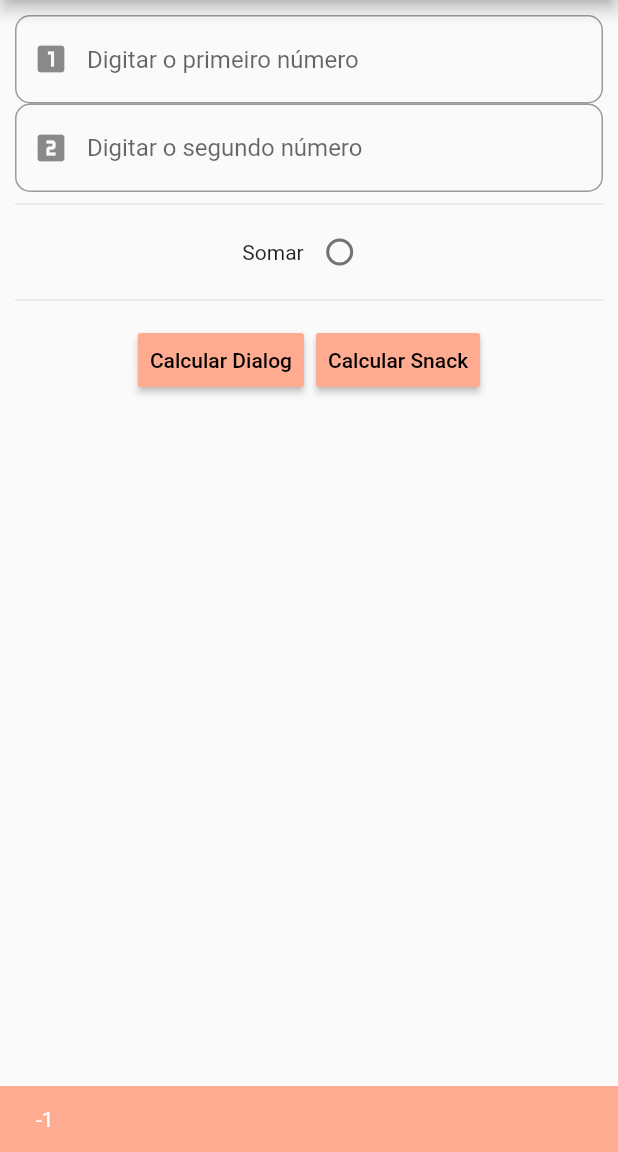
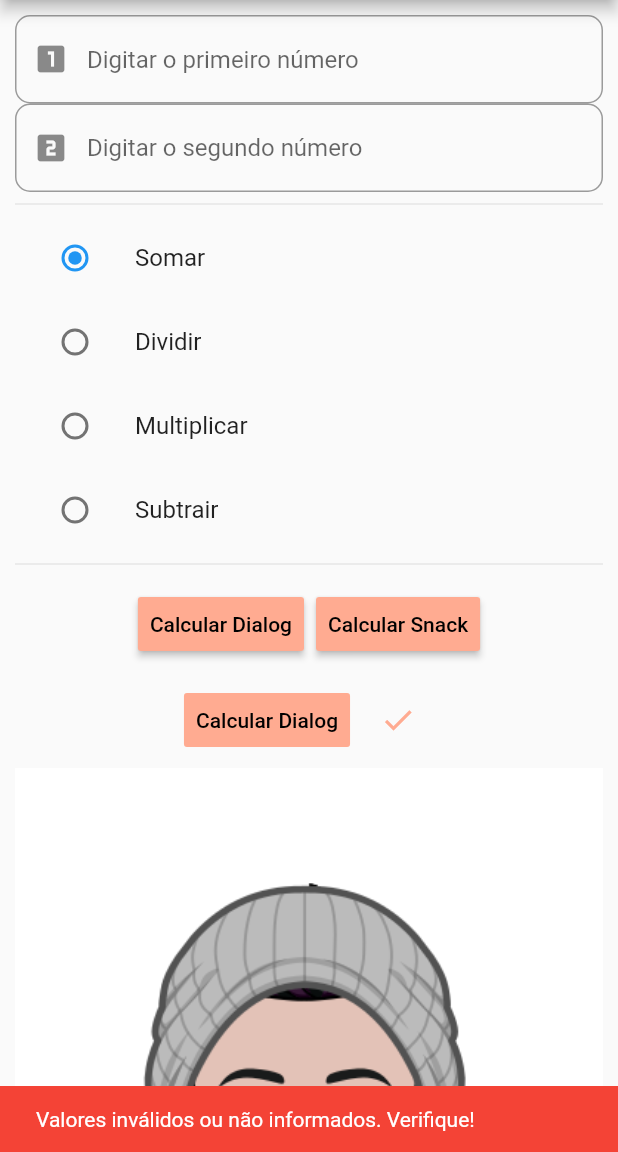
Before and after one commit to Clediano/desenvolvimento_flutter, a Flutter app: the screen it shows after launch, after a tap on "Calcular Snack", on a phone screen of 412 x 824 dp, the part 84-1236 px from its top. Run offline on Flutter 3.47's test engine with Material 2 defaults, Android fonts, the phone set to English and light mode, and no system bars.

```diff
--- a/calculadora/lib/main.dart
+++ b/calculadora/lib/main.dart
@@ -1,5 +1,6 @@
 import 'package:flutter/material.dart';
 import 'package:flutter/services.dart';
+import './operadores.dart';
 
 void main() => runApp(Calculadora());
 
@@ -18,21 +19,51 @@ class HomeCalculadora extends StatefulWidget {
 }
 
 class _HomeCalculadoraState extends State<HomeCalculadora> {
-  int _operacao = -1;
-  int _resultado = -1;
+  Operador _operacao = Operador.SOMAR;
+  double _resultado = -1;
+
+  final _scaffoldKey = GlobalKey<ScaffoldState>();
 
   //controladores dos inputs
   final _numeroControllerUm = TextEditingController();
   final _numeroControllerDois = TextEditingController();
 
-  final _scaffoldKey = GlobalKey<ScaffoldState>();
+  void calcular() {
+    double valueTextFieldUm = double.tryParse(_numeroControllerUm.text);
+    double valueTextFieldDois = double.tryParse(_numeroControllerDois.text);
 
-  void calcularSoma() {
-    int valueTextFieldUm = int.tryParse(_numeroControllerUm.text);
-    int valueTextFieldDois = int.tryParse(_numeroControllerDois.text);
+    validarValores(valueTextFieldUm, valueTextFieldDois);
 
-    if (_operacao == 0) {
-      _resultado = valueTextFieldUm + valueTextFieldDois;
+    double resultadoOperacaoExecutada = 0.0;
+
+    switch (_operacao) {
+      case Operador.SOMAR:
+        resultadoOperacaoExecutada = (valueTextFieldUm + valueTextFieldDois);
+        break;
+      case Operador.MULTIPLICAR:
+        resultadoOperacaoExecutada = (valueTextFieldUm * valueTextFieldDois);
+        break;
+      case Operador.DIVIDIR:
+        resultadoOperacaoExecutada = (valueTextFieldUm / valueTextFieldDois);
+        break;
+      case Operador.SUBTRAIR:
+        resultadoOperacaoExecutada = (valueTextFieldUm - valueTextFieldDois);
+        break;
+      default:
+    }
+    setState(() {
+      _resultado = resultadoOperacaoExecutada;
+    });
+  }
+
+  validarValores(double valorUm, double valorDois) {
+    if (valorUm == null && valorDois == null) {
+      _scaffoldKey.currentState.showSnackBar(
+        SnackBar(
+          content: Text('Valores inválidos ou não informados. Verifique!'),
+          backgroundColor: Colors.red,
+        ),
+      );
     }
   }
 
@@ -45,7 +76,9 @@ class _HomeCalculadoraState extends State<HomeCalculadora> {
           centerTitle: true,
           backgroundColor: Colors.deepOrange,
         ),
-      body: Padding(
+        body: ListView(
+          children: <Widget>[
+            Padding(
               padding: EdgeInsets.all(10),
               child: Column(
                 children: <Widget>[
@@ -58,7 +91,9 @@ class _HomeCalculadoraState extends State<HomeCalculadora> {
                       ),
                     ),
                     keyboardType: TextInputType.number,
-              inputFormatters: [WhitelistingTextInputFormatter.digitsOnly],
+                    inputFormatters: [
+                      WhitelistingTextInputFormatter.digitsOnly
+                    ],
                     controller: _numeroControllerUm,
                   ),
                   TextField(
@@ -70,22 +105,65 @@ class _HomeCalculadoraState extends State<HomeCalculadora> {
                       ),
                     ),
                     keyboardType: TextInputType.number,
-              inputFormatters: [WhitelistingTextInputFormatter.digitsOnly],
+                    inputFormatters: [
+                      WhitelistingTextInputFormatter.digitsOnly
+                    ],
                     controller: _numeroControllerDois,
                   ),
                   Divider(),
-            Row(
-              mainAxisAlignment: MainAxisAlignment.center,
+                  Column(
                     children: <Widget>[
-                Text('Somar'),
-                Radio(
-                  value: 0,
+                      ListTile(
+                        title: const Text('Somar'),
+                        leading: Radio(
+                          value: Operador.SOMAR,
                           groupValue: _operacao,
-                  onChanged: (int value) {
+                          onChanged: (Operador value) {
                             setState(() {
                               _operacao = value;
                             });
                           },
+                        ),
+                      ),
+                      ListTile(
+                        title: const Text('Dividir'),
+                        leading: Radio(
+                          value: Operador.DIVIDIR,
+                          groupValue: _operacao,
+                          onChanged: (Operador value) {
+                            setState(() {
+                              _operacao = value;
+                            });
+                          },
+                        ),
+                      ),
+                      Column(
+                        children: <Widget>[
+                          ListTile(
+                            title: const Text('Multiplicar'),
+                            leading: Radio(
+                              value: Operador.MULTIPLICAR,
+                              groupValue: _operacao,
+                              onChanged: (Operador value) {
+                                setState(() {
+                                  _operacao = value;
+                                });
+                              },
+                            ),
+                          ),
+                          ListTile(
+                            title: const Text('Subtrair'),
+                            leading: Radio(
+                              value: Operador.SUBTRAIR,
+                              groupValue: _operacao,
+                              onChanged: (Operador value) {
+                                setState(() {
+                                  _operacao = value;
+                                });
+                              },
+                            ),
+                          ),
+                        ],
                       ),
                     ],
                   ),
@@ -96,8 +174,7 @@ class _HomeCalculadoraState extends State<HomeCalculadora> {
                         color: Colors.deepOrange[200],
                         child: Text('Calcular Dialog'),
                         onPressed: () {
-                    calcularSoma();
-
+                          calcular();
                           showDialog(
                             context: _scaffoldKey.currentState.context,
                             builder: (BuildContext dialogContext) {
@@ -113,8 +190,7 @@ class _HomeCalculadoraState extends State<HomeCalculadora> {
                         color: Colors.deepOrange[200],
                         child: Text('Calcular Snack'),
                         onPressed: () {
-                    calcularSoma();
-
+                          calcular();
                           _scaffoldKey.currentState.showSnackBar(
                             SnackBar(
                               content: Text('$_resultado'),
@@ -126,9 +202,46 @@ class _HomeCalculadoraState extends State<HomeCalculadora> {
                     ],
                     alignment: MainAxisAlignment.center,
                   ),
+                  ButtonBar(
+                    children: <Widget>[
+                      FlatButton(
+                        color: Colors.deepOrange[200],
+                        child: Text('Calcular Dialog'),
+                        onPressed: () {
+                          calcular();
+                          showDialog(
+                            context: _scaffoldKey.currentState.context,
+                            builder: (BuildContext dialogContext) {
+                              return AlertDialog(
+                                title: Text('Resultado'),
+                                content: Text('$_resultado'),
+                              );
+                            },
+                          );
+                        },
+                      ),
+                      IconButton(
+                        color: Colors.deepOrange[200],
+                        icon: Icon(Icons.done),
+                        tooltip: "AYUSDGYUASD",
+                        onPressed: () {
+                          calcular();
+                          _scaffoldKey.currentState.showSnackBar(
+                            SnackBar(
+                              content: Text('$_resultado'),
+                              backgroundColor: Colors.deepOrange[200],
+                            ),
+                          );
+                        },
+                      ),
+                    ],
+                    alignment: MainAxisAlignment.center,
+                  ),
+                  Image.asset('images/bitmoji.png')
                 ],
               ),
             ),
-    );
+          ],
+        ));
   }
 }
--- /dev/null
+++ b/calculadora/lib/operadores.dart
@@ -0,0 +1 @@
+enum Operador { SOMAR, DIVIDIR, MULTIPLICAR, SUBTRAIR }
--- a/calculadora/pubspec.yaml
+++ b/calculadora/pubspec.yaml
@@ -41,9 +41,8 @@ flutter:
   uses-material-design: true
 
   # To add assets to your application, add an assets section, like this:
-  # assets:
-  #  - images/a_dot_burr.jpeg
-  #  - images/a_dot_ham.jpeg
+  assets:
+      - images/
 
   # An image asset can refer to one or more resolution-specific "variants", see
   # https://flutter.dev/assets-and-images/#resolution-aware.
```
Also changed, not shown: calculadora/images/bitmoji.png (added). Lines whose indentation alone changed are shown as unchanged.
